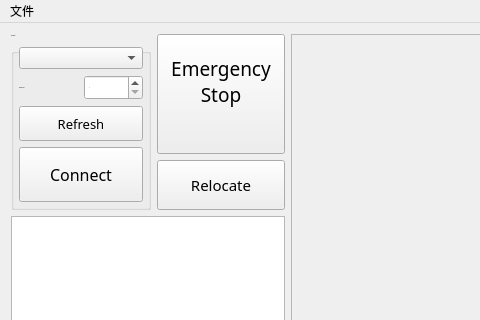
Above: SimpleActionPlayer/mainwindow.ui from SimonLeeCHN/RailTranser-Studio before the change; both pictures show x 0 to 480 and y 0 to 320 of the 1044 by 600 pixel window. Below: the same form after it.
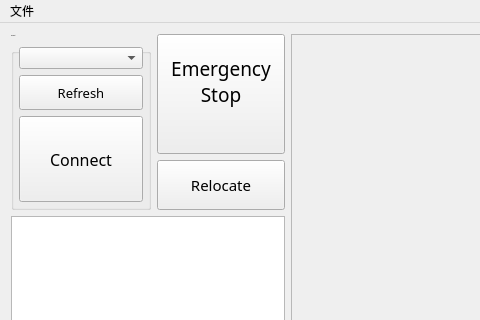
That is the form after the change. Icons and pictures are not drawn. Custom widgets are drawn as their Qt base class.

Commit message: 由工程文件apd导入rfid及carrier配置

What changed in the file:
```diff
--- a/SimpleActionPlayer/mainwindow.ui
+++ b/SimpleActionPlayer/mainwindow.ui
@@ -1140,47 +1140,6 @@
              </property>
             </widget>
            </item>
-           <item>
-            <layout class="QHBoxLayout" name="horizontalLayout_2">
-             <item>
-              <widget class="QLabel" name="label">
-               <property name="font">
-                <font>
-                 <family>微软雅黑</family>
-                </font>
-               </property>
-               <property name="text">
-                <string>CarrierNum</string>
-               </property>
-              </widget>
-             </item>
-             <item>
-              <widget class="QSpinBox" name="SB_CarrierNum">
-               <property name="sizePolicy">
-                <sizepolicy hsizetype="Minimum" vsizetype="Maximum">
-                 <horstretch>0</horstretch>
-                 <verstretch>0</verstretch>
-                </sizepolicy>
-               </property>
-               <property name="minimumSize">
-                <size>
-                 <width>42</width>
-                 <height>20</height>
-                </size>
-               </property>
-               <property name="maximumSize">
-                <size>
-                 <width>59</width>
-                 <height>25</height>
-                </size>
-               </property>
-               <property name="minimum">
-                <number>1</number>
-               </property>
-              </widget>
-             </item>
-            </layout>
-           </item>
            <item>
             <widget class="QPushButton" name="BTN_Refresh">
              <property name="sizePolicy">
```
Left out of the diff: 7 changed lines with no effect on the pictures. The commit also changes 5 other files.
